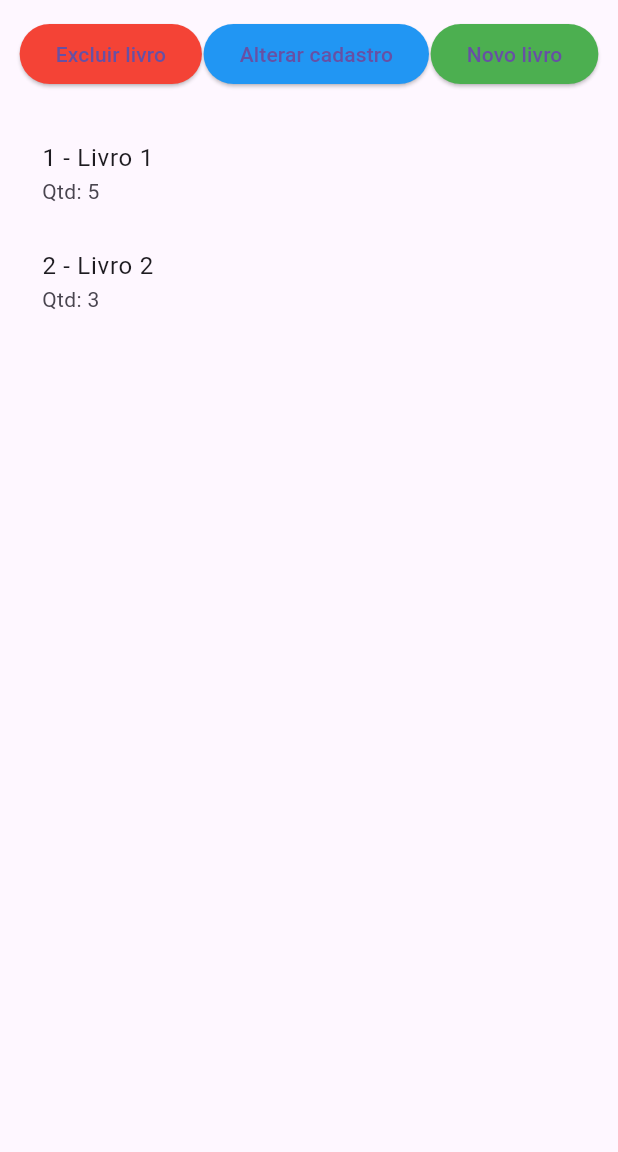
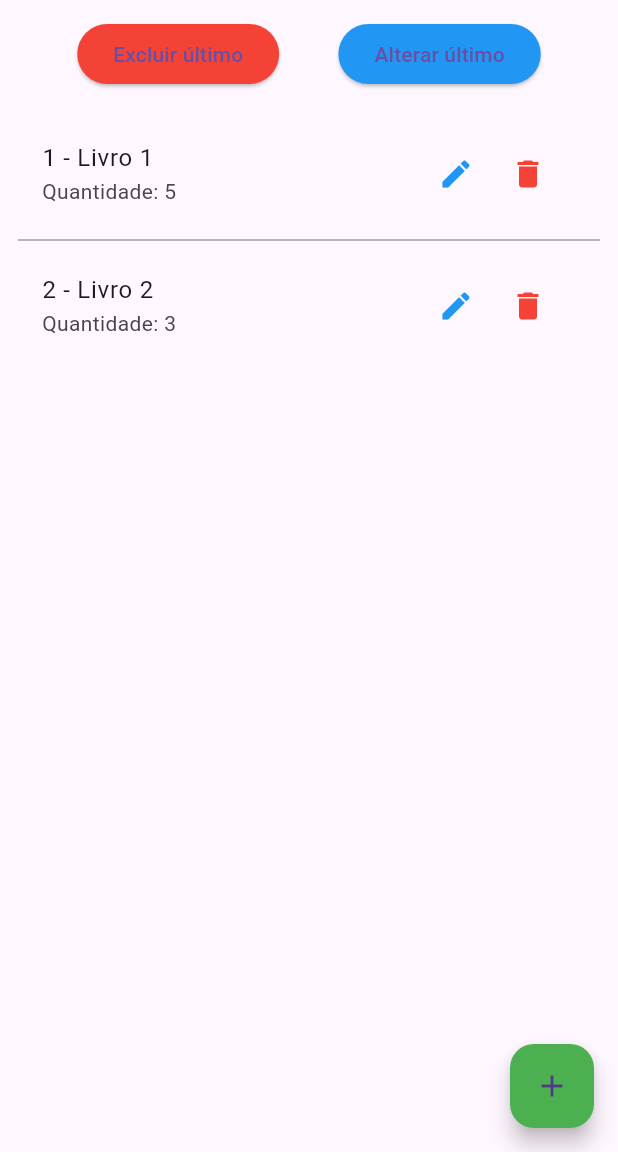
Before and after one commit to CesarVinicius4/N2-TASSI, a Flutter app: the screen it shows after launch, after a tap on "CONTINUAR", on a phone screen of 412 x 824 dp, the part 84-1236 px from its top. Run offline on Flutter 3.47's test engine with Material 3 defaults, Android fonts, the phone set to English and light mode, and no system bars; our stand-ins replace flutter_secure_storage.

Commit message:
Segundo commit

```diff
--- /dev/null
+++ b/lib/config/config.dart
@@ -0,0 +1,5 @@
+class AppConfig {
+  // Emulador Android → backend local
+  static const String baseUrl = "http://10.0.2.2:8080/api";
+
+}
--- a/lib/screens/cadastros_screen.dart
+++ b/lib/screens/cadastros_screen.dart
@@ -12,13 +12,14 @@ class CadastrosScreen extends StatefulWidget {
 class _CadastrosScreenState extends State<CadastrosScreen> {
   final LivroController _controller = LivroController();
 
+  // ---------- Função para cadastrar um novo livro ----------
   void _novoLivro() {
-    TextEditingController nomeCtrl = TextEditingController();
-    TextEditingController qtdCtrl = TextEditingController();
+    final nomeCtrl = TextEditingController();
+    final qtdCtrl = TextEditingController();
 
     showDialog(
       context: context,
-      builder: (context) => AlertDialog(
+      builder: (_) => AlertDialog(
         title: const Text("Novo Livro"),
         content: Column(
           mainAxisSize: MainAxisSize.min,
@@ -56,21 +57,15 @@ class _CadastrosScreenState extends State<CadastrosScreen> {
     );
   }
 
-  void _excluirLivro(int codigo) {
-    setState(() {
-      _controller.excluirLivro(codigo);
-    });
-  }
-
+  // ---------- Função para editar ----------
   void _alterarLivro(int codigo) {
     final livro = _controller.livros.firstWhere((l) => l.codigo == codigo);
-    TextEditingController nomeCtrl = TextEditingController(text: livro.nome);
-    TextEditingController qtdCtrl =
-        TextEditingController(text: livro.quantidade.toString());
+    final nomeCtrl = TextEditingController(text: livro.nome);
+    final qtdCtrl = TextEditingController(text: livro.quantidade.toString());
 
     showDialog(
       context: context,
-      builder: (context) => AlertDialog(
+      builder: (_) => AlertDialog(
         title: const Text("Alterar Livro"),
         content: Column(
           mainAxisSize: MainAxisSize.min,
@@ -102,13 +97,23 @@ class _CadastrosScreenState extends State<CadastrosScreen> {
               });
               Navigator.pop(context);
             },
-            child: const Text("Salvar alterações"),
+            child: const Text("Salvar"),
           ),
         ],
       ),
     );
   }
 
+  // ---------- Função excluir ----------
+  void _excluirLivro(int codigo) {
+    setState(() {
+      _controller.excluirLivro(codigo);
+    });
+  }
+
+  // ============================================================
+  //                         UI DA TELA
+  // ============================================================
   @override
   Widget build(BuildContext context) {
     return Scaffold(
@@ -117,45 +122,72 @@ class _CadastrosScreenState extends State<CadastrosScreen> {
         title: const Text('CADASTROS'),
         backgroundColor: const Color(0xFF1565C0),
       ),
+      floatingActionButton: FloatingActionButton(
+        backgroundColor: Colors.green,
+        onPressed: _novoLivro,
+        child: const Icon(Icons.add),
+      ),
+
       body: Padding(
         padding: const EdgeInsets.all(12.0),
         child: Column(
           children: [
+            // ------------------ Botões principais ------------------
             Row(
               mainAxisAlignment: MainAxisAlignment.spaceEvenly,
               children: [
                 ElevatedButton(
-                  style: ElevatedButton.styleFrom(backgroundColor: const Color(0xFFF44336)),
+                  style: ElevatedButton.styleFrom(backgroundColor: Colors.red),
                   onPressed: _controller.livros.isNotEmpty
-                      ? () =>
-                          _excluirLivro(_controller.livros.last.codigo)
+                      ? () => _excluirLivro(_controller.livros.last.codigo)
                       : null,
-                  child: const Text('Excluir livro'),
+                  child: const Text("Excluir último"),
                 ),
                 ElevatedButton(
-                  style: ElevatedButton.styleFrom(backgroundColor: const Color(0xFF2196F3)),
+                  style: ElevatedButton.styleFrom(backgroundColor: Colors.blue),
                   onPressed: _controller.livros.isNotEmpty
-                      ? () =>
-                          _alterarLivro(_controller.livros.last.codigo)
+                      ? () => _alterarLivro(_controller.livros.last.codigo)
                       : null,
-                  child: const Text('Alterar cadastro'),
-                ),
-                ElevatedButton(
-                  style: ElevatedButton.styleFrom(backgroundColor: const Color(0xFF4CAF50)),
-                  onPressed: _novoLivro,
-                  child: const Text('Novo livro'),
+                  child: const Text("Alterar último"),
                 ),
               ],
             ),
+
             const SizedBox(height: 20),
+
+            // ------------------ Lista de livros ------------------
             Expanded(
-              child: ListView.builder(
+              child: _controller.livros.isEmpty
+                  ? const Center(
+                      child: Text(
+                        "Nenhum livro cadastrado",
+                        style: TextStyle(fontSize: 16),
+                      ),
+                    )
+                  : ListView.separated(
                       itemCount: _controller.livros.length,
-                itemBuilder: (context, index) {
+                      separatorBuilder: (_, __) =>
+                          const Divider(color: Colors.grey),
+                      itemBuilder: (_, index) {
                         final livro = _controller.livros[index];
+
                         return ListTile(
                           title: Text("${livro.codigo} - ${livro.nome}"),
-                    subtitle: Text("Qtd: ${livro.quantidade}"),
+                          subtitle: Text("Quantidade: ${livro.quantidade}"),
+                          trailing: Row(
+                            mainAxisSize: MainAxisSize.min,
+                            children: [
+                              IconButton(
+                                icon: const Icon(Icons.edit, color: Colors.blue),
+                                onPressed: () => _alterarLivro(livro.codigo),
+                              ),
+                              IconButton(
+                                icon:
+                                    const Icon(Icons.delete, color: Colors.red),
+                                onPressed: () => _excluirLivro(livro.codigo),
+                              ),
+                            ],
+                          ),
                         );
                       },
                     ),
--- a/lib/screens/login_screen.dart
+++ b/lib/screens/login_screen.dart
@@ -11,39 +11,70 @@ class LoginScreen extends StatelessWidget {
   Widget build(BuildContext context) {
     return Scaffold(
       backgroundColor: Colors.white,
+
+      // Login não deve ter AppBar com menu
       appBar: AppBar(
         backgroundColor: const Color(0xFF1565C0),
-        leading: const Icon(Icons.menu, color: Color(0xFFFFFFFF)),
+        title: const Text(
+          'BiblioSoft',
+          style: TextStyle(color: Colors.white),
         ),
-      body: Padding(
+        centerTitle: true,
+      ),
+
+      body: SingleChildScrollView(
+        child: Padding(
           padding: const EdgeInsets.all(32),
           child: Column(
             mainAxisAlignment: MainAxisAlignment.center,
             children: [
-            const Text(
-              'BiblioSoft',
-              style: TextStyle(fontSize: 30, fontWeight: FontWeight.bold, color: Color(0xFF1565C0)),
-            ),
+              const SizedBox(height: 30),
+
               const Text(
                 'ACESSAR O SISTEMA',
-              style: TextStyle(fontSize: 22, fontWeight: FontWeight.bold),
+                style: TextStyle(
+                  fontSize: 22,
+                  fontWeight: FontWeight.bold,
+                  color: Color(0xFF1565C0),
                 ),
+              ),
+
               const SizedBox(height: 40),
+
               TextField(
                 controller: loginController,
-              decoration: const InputDecoration(labelText: 'LOGIN'),
+                decoration: InputDecoration(
+                  labelText: 'LOGIN',
+                  border: OutlineInputBorder(
+                    borderRadius: BorderRadius.circular(8),
                   ),
-            const SizedBox(height: 10),
+                ),
+              ),
+
+              const SizedBox(height: 20),
+
               TextField(
                 controller: senhaController,
                 obscureText: true,
-              decoration: const InputDecoration(labelText: 'SENHA'),
+                decoration: InputDecoration(
+                  labelText: 'SENHA',
+                  border: OutlineInputBorder(
+                    borderRadius: BorderRadius.circular(8),
                   ),
-            const SizedBox(height: 30),
-            ElevatedButton(
+                ),
+              ),
+
+              const SizedBox(height: 35),
+
+              SizedBox(
+                width: double.infinity,
+                child: ElevatedButton(
                   style: ElevatedButton.styleFrom(
                     backgroundColor: const Color(0xFF1565C0),
-                padding: const EdgeInsets.symmetric(horizontal: 60, vertical: 14),
+                    padding: const EdgeInsets.symmetric(vertical: 15),
+                    shape: RoundedRectangleBorder(
+                      borderRadius: BorderRadius.circular(10),
+                    ),
                   ),
                   onPressed: () {
                     Navigator.pushReplacement(
@@ -53,10 +84,18 @@ class LoginScreen extends StatelessWidget {
                   },
                   child: const Text(
                     'CONTINUAR',
-                style: TextStyle(fontWeight: FontWeight.bold),
+                    style: TextStyle(
+                      fontWeight: FontWeight.bold,
+                      fontSize: 16,
+                      color: Colors.white,
                     ),
                   ),
+                ),
+              ),
+
+              const SizedBox(height: 20),
             ],
+          ),
         ),
       ),
     );
--- a/pubspec.yaml
+++ b/pubspec.yaml
@@ -30,6 +30,8 @@ environment:
 dependencies:
   flutter:
     sdk: flutter
+  flutter_secure_storage: ^9.0.0
+  http: ^1.2.0
 
   # The following adds the Cupertino Icons font to your application.
   # Use with the CupertinoIcons class for iOS style icons.
```
Also changed, not shown: lib/controllers/cadastro_livro_controller.dart (added, +38 -0 lines), lib/controllers/livro_controller.dart (+26 -9 lines), lib/services/api_service.dart (added, +36 -0 lines), pubspec.lock, 5 other files. Lines whose indentation alone changed are shown as unchanged.
